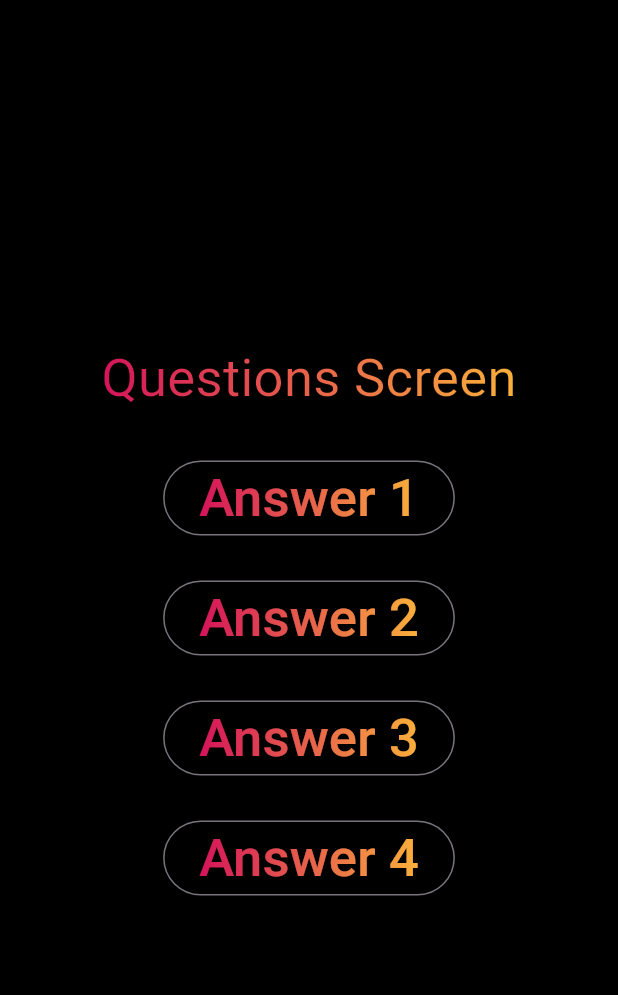
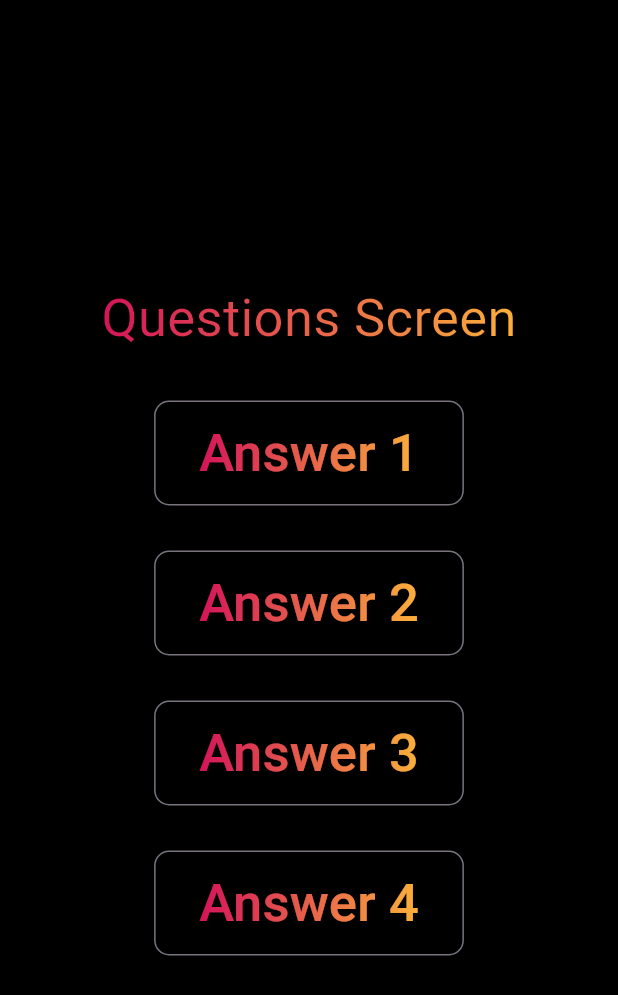
Before and after one commit to Slygoross/Quiz-app, a Flutter app: the screen it shows after launch, after a tap on "Start Quiz", on a phone screen of 412 x 824 dp. Shown: the top 995 px of the screen. Run offline on Flutter 3.47's test engine with Material 3 defaults, Android fonts, the phone set to English and light mode, and no system bars.

Commit message:
video 68

```diff
--- /dev/null
+++ b/lib/answer_button.dart
@@ -0,0 +1,33 @@
+import 'package:flutter/material.dart';
+import 'package:adv_basics/gradient_text.dart';
+
+class AnswerButton extends StatelessWidget {
+  const AnswerButton({
+    super.key,
+    required this.answerText,
+    required this.onTap,
+  });
+  final String answerText;
+  final void Function() onTap;
+  @override
+  Widget build(BuildContext context) {
+    return OutlinedButton(
+      onPressed: onTap,
+      style: OutlinedButton.styleFrom(
+          padding: const EdgeInsets.symmetric(vertical: 10, horizontal: 30),
+          foregroundColor: Colors.white,
+          backgroundColor: Colors.transparent,
+          shape: RoundedRectangleBorder(
+            borderRadius: BorderRadius.circular(10.0),
+          )),
+      child: GradientText(
+        text: answerText,
+        gradient: const LinearGradient(colors: [
+          Color.fromRGBO(212, 20, 90, 1),
+          Color.fromRGBO(251, 176, 59, 1),
+        ]),
+        style: const TextStyle(fontSize: 35.0),
+      ),
+    );
+  }
+}
--- a/lib/questions_screen.dart
+++ b/lib/questions_screen.dart
@@ -1,3 +1,4 @@
+import 'package:adv_basics/answer_button.dart';
 import 'package:flutter/material.dart';
 import 'package:adv_basics/gradient_text.dart';
 
@@ -36,74 +37,30 @@ class _QuestionsScreenState extends State<QuestionsScreen> {
           const SizedBox(
             height: 30,
           ),
-          OutlinedButton(
-            onPressed: () {},
-            style: OutlinedButton.styleFrom(
-              foregroundColor: Colors.white,
-              backgroundColor: Colors.transparent,
-            ),
-            child: const GradientText(
-              text: 'Answer 1',
-              gradient: LinearGradient(colors: [
-                Color.fromRGBO(212, 20, 90, 1),
-                Color.fromRGBO(251, 176, 59, 1),
-              ]),
-              style: TextStyle(fontSize: 35.0),
-            ),
+          AnswerButton(
+            answerText: 'Answer 1',
+            onTap: () {},
           ),
           const SizedBox(
             height: 30,
           ),
-          OutlinedButton(
-            onPressed: () {},
-            style: OutlinedButton.styleFrom(
-              foregroundColor: Colors.white,
-              backgroundColor: Colors.transparent,
-            ),
-            child: const GradientText(
-              text: 'Answer 2',
-              gradient: LinearGradient(colors: [
-                Color.fromRGBO(212, 20, 90, 1),
-                Color.fromRGBO(251, 176, 59, 1),
-              ]),
-              style: TextStyle(fontSize: 35.0),
-            ),
+          AnswerButton(
+            answerText: 'Answer 2',
+            onTap: () {},
           ),
           const SizedBox(
             height: 30,
           ),
-          OutlinedButton(
-            onPressed: () {},
-            style: OutlinedButton.styleFrom(
-              foregroundColor: Colors.white,
-              backgroundColor: Colors.transparent,
-            ),
-            child: const GradientText(
-              text: 'Answer 3',
-              gradient: LinearGradient(colors: [
-                Color.fromRGBO(212, 20, 90, 1),
-                Color.fromRGBO(251, 176, 59, 1),
-              ]),
-              style: TextStyle(fontSize: 35.0),
-            ),
+          AnswerButton(
+            answerText: 'Answer 3',
+            onTap: () {},
           ),
           const SizedBox(
             height: 30,
           ),
-          OutlinedButton(
-            onPressed: () {},
-            style: OutlinedButton.styleFrom(
-              foregroundColor: Colors.white,
-              backgroundColor: Colors.transparent,
-            ),
-            child: const GradientText(
-              text: 'Answer 4',
-              gradient: LinearGradient(colors: [
-                Color.fromRGBO(212, 20, 90, 1),
-                Color.fromRGBO(251, 176, 59, 1),
-              ]),
-              style: TextStyle(fontSize: 35.0),
-            ),
+          AnswerButton(
+            answerText: 'Answer 4',
+            onTap: () {},
           ),
         ],
       ),
```
